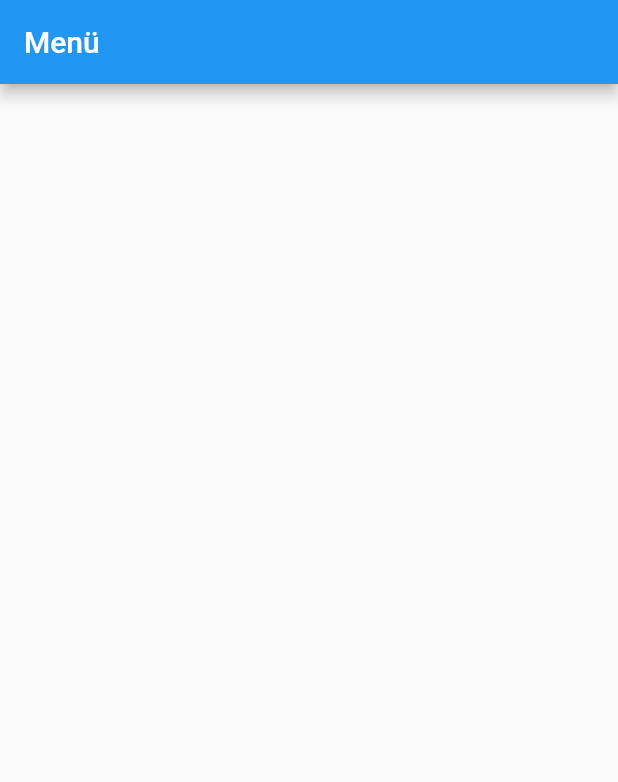
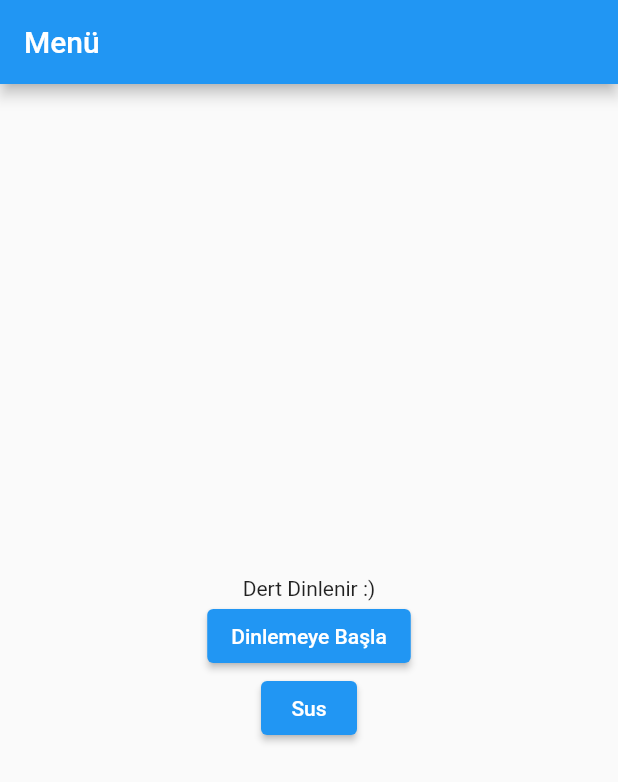
Before and after one commit to kabekus/flutter, a Flutter app: the screen it shows after launch, on a phone screen of 412 x 824 dp. Shown: the top 782 px of the screen. Run offline on Flutter 3.47's test engine with Material 2 defaults, Android fonts, the phone set to English and light mode, and no system bars.

Commit message:
Buton oluşturuldu

```diff
--- a/flutter_calisma/lib/main.dart
+++ b/flutter_calisma/lib/main.dart
@@ -7,19 +7,55 @@ class MyApp extends StatelessWidget {
   Widget build(BuildContext context) {
     return MaterialApp(
       title: "Mobil Uygulamam",
-      home: AnaEkran(),
+      home: Iskele(),
     );
   }
 }
 
-class AnaEkran extends StatelessWidget {
+class Iskele extends StatelessWidget {
   @override
   Widget build(BuildContext context) {
     return Scaffold(
       appBar: AppBar(
         title: Text("Menü"),
       ),
-      body: Container(),
+      body: AnaEkran(),
     );
   }
 }
+class AnaEkran extends StatefulWidget {
+  @override
+  _AnaEkranState createState() => _AnaEkranState();
+}
+
+class _AnaEkranState extends State<AnaEkran> {
+
+   String blogYazisi='Dert Dinlenir :)';
+
+   dertDinle(){
+     setState(() {
+        blogYazisi='Dinleniyor';
+     });
+   }
+   tamamSus(){
+     setState(() {
+        blogYazisi='Susturuldu';
+     });
+   }
+
+  @override
+  Widget build(BuildContext context) {
+    return Container(
+      child: Center(
+        child: Column(
+          mainAxisAlignment: MainAxisAlignment.center ,
+          children: <Widget>[
+            Text(blogYazisi),
+            ElevatedButton(onPressed:dertDinle , child:Text('Dinlemeye Başla')),
+            ElevatedButton(onPressed:tamamSus , child:Text('Sus')),
+
+          ],)
+      ),
+    );
+  }
+}
```
